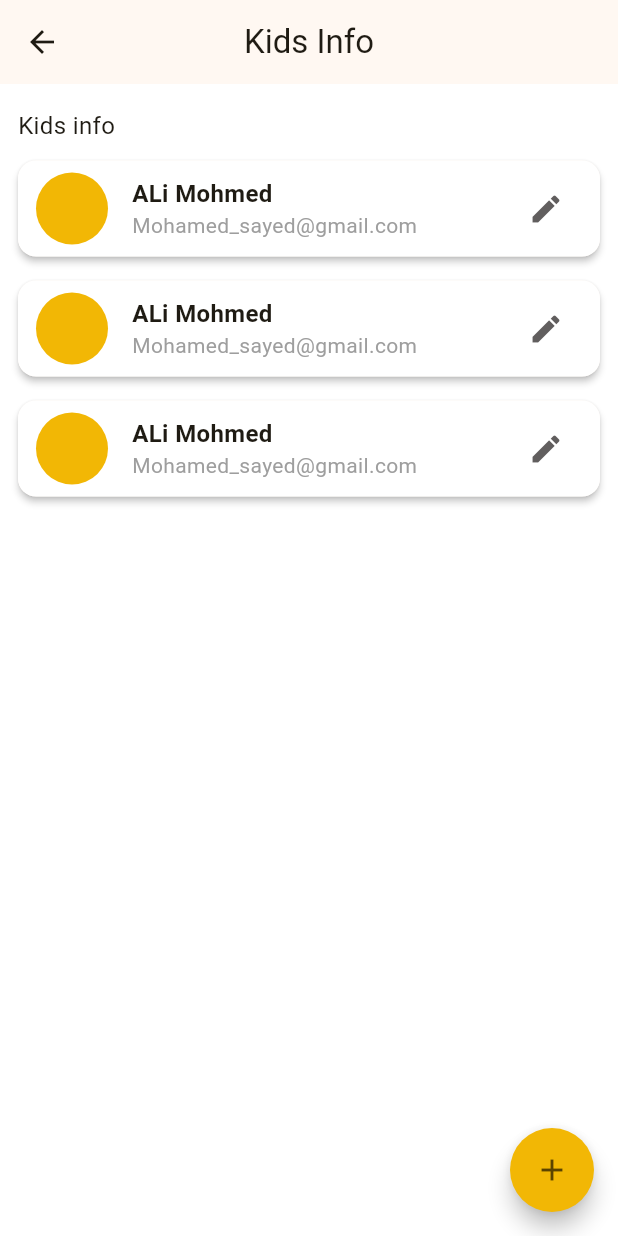
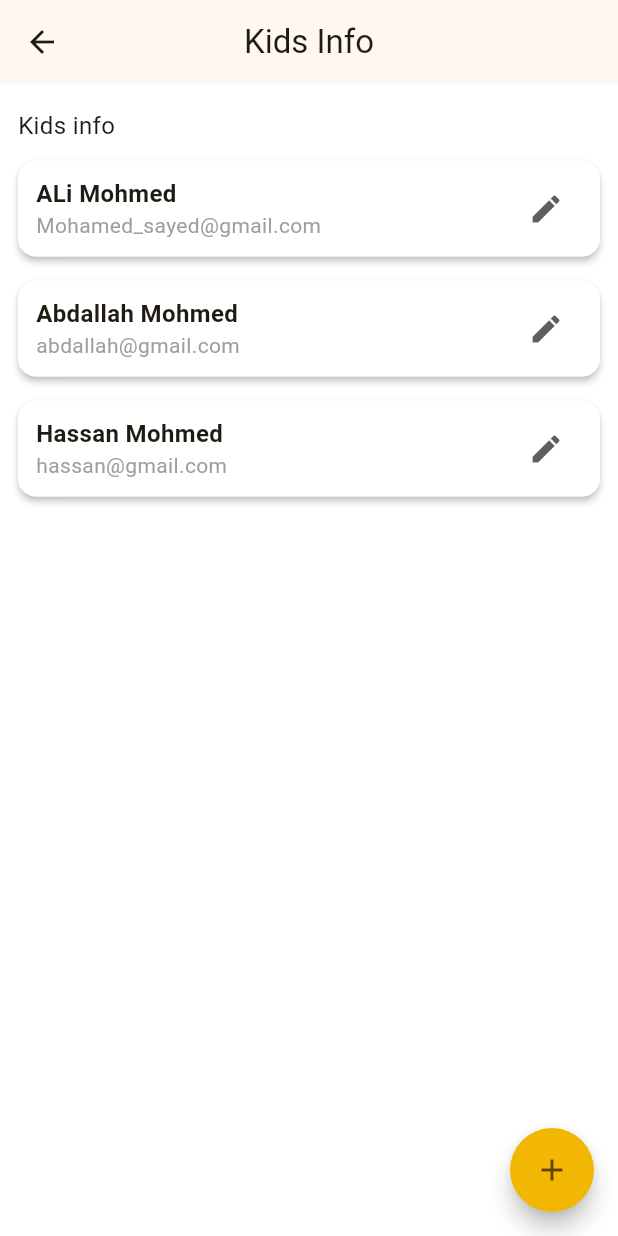
Before and after one commit to abdallahzahran/Kid-sCare_ai, a Flutter app: the HomeView screen opened by its route, item 2 of the bottom bar chosen, after a tap on "Kid Info", on a phone screen of 412 x 824 dp. Run offline on Flutter 3.47's test engine with Material 3 defaults, Android fonts, the phone set to English and light mode, and no system bars; our stand-ins replace bloc, flutter_bloc, flutter_native_splash, flutter_svg, get, shared_preferences; accounts and stored records are empty; Roboto replaces fonts that are missing (Lexend_Deca).

Commit message:
first commit

```diff
--- /dev/null
+++ b/KidsCare/lib/core/services/kids_service.dart
@@ -0,0 +1,21 @@
+class KidsService {
+  static final KidsService _instance = KidsService._internal();
+  factory KidsService() => _instance;
+  KidsService._internal();
+
+  final List<Map<String, String>> _kids = [
+    {'name': 'ALi Mohmed', 'email': 'Mohamed_sayed@gmail.com'},
+    {'name': 'Abdallah Mohmed', 'email': 'abdallah@gmail.com'},
+    {'name': 'Hassan Mohmed', 'email': 'hassan@gmail.com'},
+  ];
+
+  List<Map<String, String>> get kids => _kids;
+
+  void addKid(Map<String, String> kid) {
+    _kids.add(kid);
+  }
+
+  void updateKid(int index, Map<String, String> kid) {
+    _kids[index] = kid;
+  }
+}
--- a/KidsCare/lib/features/home/widgets/custom_user_card.dart
+++ b/KidsCare/lib/features/home/widgets/custom_user_card.dart
@@ -31,24 +31,6 @@ class CustomUserCard extends StatelessWidget {
         children: [
           Row(
             children: [
-              GestureDetector(
-                child: Container(
-                  margin: EdgeInsetsDirectional.only(end: 16),
-                  height: MyResponsive.height(context, value: 60),
-                  width: MyResponsive.height(context, value: 60),
-                  decoration: BoxDecoration(
-                    color: AppColors.blue,
-                    shape: BoxShape.circle,
-                    image: DecorationImage(
-                      image: AssetImage(kid.avatarAsset),
-                      fit: BoxFit.contain,
-                    ),
-                  ),
-                ),
-                onTap: () {
-                  MyNavigator.goTo(screen: LoginView());
-                },
-              ),
               SizedBox(width: 12),
               Text(
                 kid.name,
--- a/KidsCare/lib/features/profile/views/kids_info_view.dart
+++ b/KidsCare/lib/features/profile/views/kids_info_view.dart
@@ -1,5 +1,6 @@
 import 'package:flutter/material.dart';
 import 'package:kidscare/core/utils/app_colors.dart';
+import 'package:kidscare/core/services/kids_service.dart';
 
 class KidsInfoView extends StatefulWidget {
   const KidsInfoView({super.key});
@@ -9,11 +10,7 @@ class KidsInfoView extends StatefulWidget {
 }
 
 class _KidsInfoViewState extends State<KidsInfoView> {
-  List<Map<String, String>> kids = [
-    {'name': 'ALi Mohmed', 'email': 'Mohamed_sayed@gmail.com'},
-    {'name': 'ALi Mohmed', 'email': 'Mohamed_sayed@gmail.com'},
-    {'name': 'ALi Mohmed', 'email': 'Mohamed_sayed@gmail.com'},
-  ];
+  List<Map<String, String>> get kids => KidsService().kids;
 
   void _showKidDialog({Map<String, String>? kid, int? index}) {
     final nameController = TextEditingController(text: kid?['name'] ?? '');
@@ -48,9 +45,9 @@ class _KidsInfoViewState extends State<KidsInfoView> {
               };
               setState(() {
                 if (kid == null) {
-                  kids.add(newKid);
+                  KidsService().addKid(newKid);
                 } else if (index != null) {
-                  kids[index] = newKid;
+                  KidsService().updateKid(index, newKid);
                 }
               });
               Navigator.pop(context);
@@ -103,15 +100,7 @@ class _KidsInfoViewState extends State<KidsInfoView> {
                     padding: const EdgeInsets.symmetric(horizontal: 12, vertical: 8),
                     child: Row(
                       children: [
-                        Container(
-                          width: 48,
-                          height: 48,
-                          decoration: const BoxDecoration(
-                            color: AppColors.yellow,
-                            shape: BoxShape.circle,
-                          ),
-                        ),
-                        const SizedBox(width: 16),
+                        const SizedBox(width: 0),
                         Expanded(
                           child: Column(
                             crossAxisAlignment: CrossAxisAlignment.start,
```
Also changed, not shown: KidsCare/lib/features/home/views/home_view.dart (+10 -6 lines).
